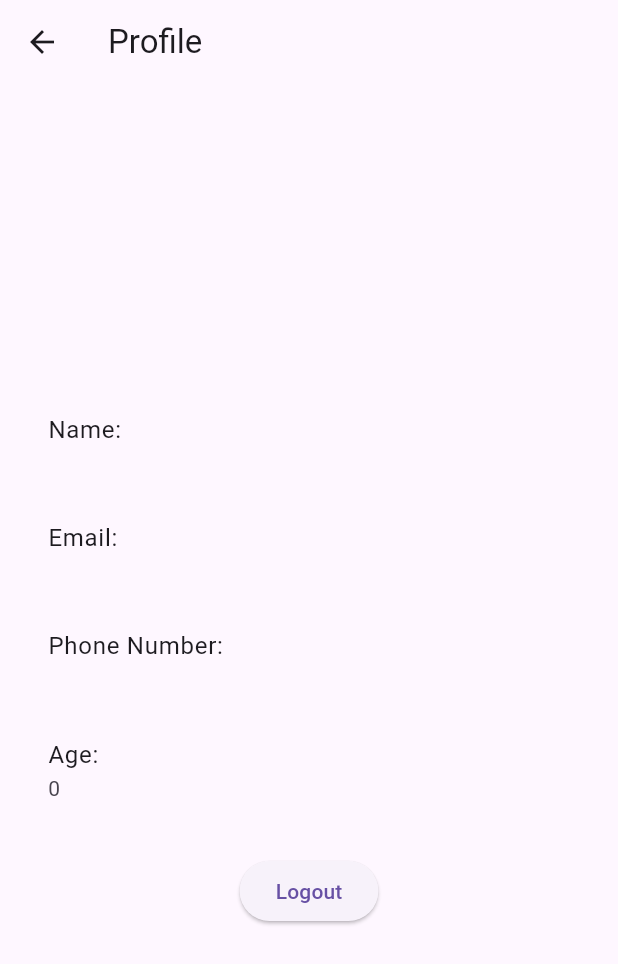
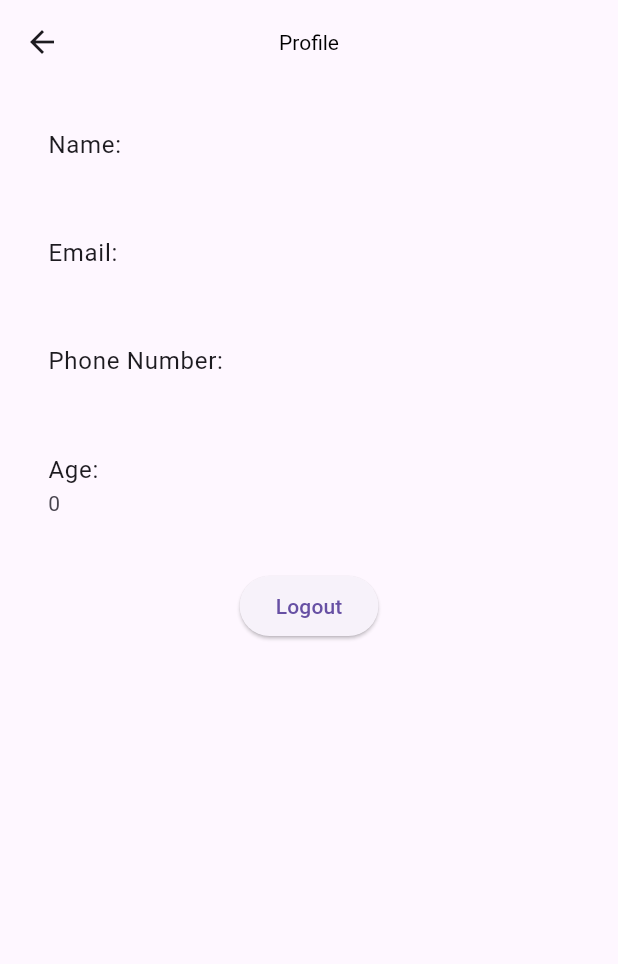
Before and after one commit to HasanChamara/Pet-Rescue-App, a Flutter app: the ProfilePage screen opened directly, on a phone screen of 412 x 824 dp. Shown: the top 964 px of the screen. Run offline on Flutter 3.47's test engine with Material 3 defaults, Android fonts, the phone set to English and light mode, and no system bars; our stand-ins replace cloud_firestore, firebase_auth, firebase_core; accounts and stored records are empty; network calls fail.

Commit message:
updated sign in login

```diff
--- a/pet_project/lib/main.dart
+++ b/pet_project/lib/main.dart
@@ -20,6 +20,7 @@ class MyApp extends StatelessWidget {
       initialRoute: '/',
       routes: {
         '/': (context) => LoginScreen(),
+        '/login': (context) => LoginScreen(),
         '/signup': (context) => SignUpScreen(),
         '/home': (context) => HomeScreen(),
       },
--- a/pet_project/lib/screens/home_page.dart
+++ b/pet_project/lib/screens/home_page.dart
@@ -4,7 +4,9 @@ class HomePage extends StatelessWidget {
   @override
   Widget build(BuildContext context) {
     return Scaffold(
-      appBar: AppBar(title: Text('Home')),
+      appBar: AppBar(title: Text('Home'),
+      centerTitle: true,
+      ),
       body: Padding(
         padding: const EdgeInsets.all(16.0),
         child: GridView.count(
--- a/pet_project/lib/screens/login_screen.dart
+++ b/pet_project/lib/screens/login_screen.dart
@@ -31,7 +31,10 @@ class _LoginScreenState extends State<LoginScreen> {
   @override
   Widget build(BuildContext context) {
     return Scaffold(
-      appBar: AppBar(title: const Text('Login')),
+      appBar: AppBar(
+        title: const Text('Login'),
+        centerTitle: true,
+        ),
       body: Padding(
         padding: const EdgeInsets.all(16.0),
         child: Column(
--- a/pet_project/lib/screens/main_screen.dart
+++ b/pet_project/lib/screens/main_screen.dart
@@ -15,14 +15,15 @@ class _HomeScreenState extends State<HomeScreen> {
   final List<Widget> _pages = [
     HomePage(),
     ProfilePage(),
-    SettingsPage(),
-    // const Center(child: Text('Settings')),
+    const Center(child: Text('Settings')),
   ];
 
   @override
   Widget build(BuildContext context) {
     return Scaffold(
-      appBar: AppBar(title: const Text('Pet Rescue')),
+      appBar: AppBar(title: const Text('Pet Rescue'),
+      centerTitle: true,
+      ),
       body: _pages[_currentIndex],
       bottomNavigationBar: BottomNavigationBar(
         currentIndex: _currentIndex,
--- a/pet_project/lib/screens/profile_page.dart
+++ b/pet_project/lib/screens/profile_page.dart
@@ -46,27 +46,54 @@ class _ProfilePageState extends State<ProfilePage> {
   @override
   Widget build(BuildContext context) {
     return Scaffold(
-      appBar: AppBar(title: Text('Profile')),
-      body: Padding(
+      appBar: AppBar(title: Text('Profile'),
+        centerTitle: true, titleTextStyle: TextStyle(color: Colors.black)
+      ),
+      body: SingleChildScrollView(
+        child: Padding(
           padding: const EdgeInsets.all(16.0),
           child: Column(
-          mainAxisAlignment: MainAxisAlignment.center,
             children: [
-            ListTile(
-              title: Text('Name:'),
-              subtitle: Text(name),
+              LayoutBuilder(
+                builder: (context, constraints) {
+                  if (constraints.maxWidth > 600) {
+                    // Landscape Mode Layout (Wider screen)
+                    return Row(
+                      mainAxisAlignment: MainAxisAlignment.spaceAround,
+                      crossAxisAlignment: CrossAxisAlignment.start,
+                      children: [
+                        Expanded(
+                          child: Column(
+                            crossAxisAlignment: CrossAxisAlignment.start,
+                            children: [
+                              _buildProfileInfoTile('Name:', name),
+                              _buildProfileInfoTile('Email:', email),
+                            ],
                           ),
-            ListTile(
-              title: Text('Email:'),
-              subtitle: Text(email),
                         ),
-            ListTile(
-              title: Text('Phone Number:'),
-              subtitle: Text(phoneNumber),
+                        Expanded(
+                          child: Column(
+                            crossAxisAlignment: CrossAxisAlignment.start,
+                            children: [
+                              _buildProfileInfoTile('Phone Number:', phoneNumber),
+                              _buildProfileInfoTile('Age:', age.toString()),
+                            ],
                           ),
-            ListTile(
-              title: Text('Age:'),
-              subtitle: Text(age.toString()),
+                        ),
+                      ],
+                    );
+                  } else {
+                    // Portrait Mode Layout (Narrow screen)
+                    return Column(
+                      children: [
+                        _buildProfileInfoTile('Name:', name),
+                        _buildProfileInfoTile('Email:', email),
+                        _buildProfileInfoTile('Phone Number:', phoneNumber),
+                        _buildProfileInfoTile('Age:', age.toString()),
+                      ],
+                    );
+                  }
+                },
               ),
               SizedBox(height: 20),
               ElevatedButton(
@@ -76,6 +103,15 @@ class _ProfilePageState extends State<ProfilePage> {
             ],
           ),
         ),
+      ),
+    );
+  }
+
+  // Helper function to build profile info tiles
+  Widget _buildProfileInfoTile(String title, String subtitle) {
+    return ListTile(
+      title: Text(title),
+      subtitle: Text(subtitle),
     );
   }
 }
--- a/pet_project/lib/screens/setting_page.dart
+++ b/pet_project/lib/screens/setting_page.dart
@@ -0,0 +1,15 @@
+import 'package:flutter/material.dart';
+
+class SettingsPage extends StatefulWidget {
+  const SettingsPage({super.key});
+
+  @override
+  State<SettingsPage> createState() => _SettingsPageState();
+}
+
+class _SettingsPageState extends State<SettingsPage> {
+  @override
+  Widget build(BuildContext context) {
+    return const Placeholder();
+  }
+}
--- a/pet_project/lib/screens/signup_screen.dart
+++ b/pet_project/lib/screens/signup_screen.dart
@@ -56,7 +56,9 @@ class _SignUpScreenState extends State<SignUpScreen> {
   @override
   Widget build(BuildContext context) {
     return Scaffold(
-      appBar: AppBar(title: Text('Sign Up')),
+      appBar: AppBar(title: Text('Sign Up'),
+        centerTitle: true,
+      ),
       body: Padding(
         padding: const EdgeInsets.all(16.0),
         child: SingleChildScrollView(
```
Lines whose indentation alone changed are shown as unchanged.
